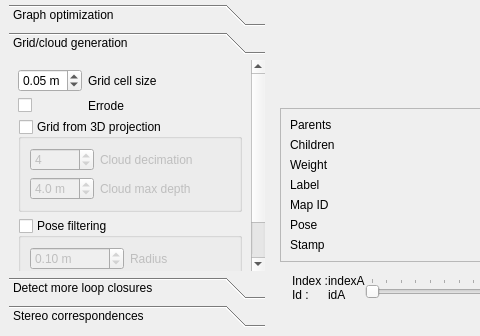
Before: the Qt Designer form guilib/src/ui/DatabaseViewer.ui in introlab/rtabmap, drawn with Qt 5; both pictures show x 0 to 480 and y 468 to 804 of the 1285 by 804 pixel window.
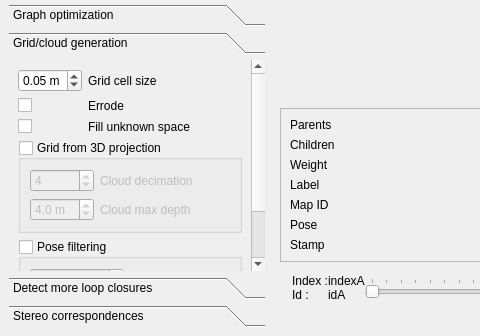
After: the same form once the commit is applied. The open tabs and pages were chosen to show the change. Custom widgets are drawn as their Qt base class.

Commit message: Improved performance of create2DMap() and fixed unknown space filled rotation when laser scans are inverted. Added fill unknown space option to DatabaseViewer.

What changed in the file:
```diff
--- a/guilib/src/ui/DatabaseViewer.ui
+++ b/guilib/src/ui/DatabaseViewer.ui
@@ -1585,8 +1585,8 @@
          <rect>
           <x>0</x>
           <y>0</y>
-          <width>243</width>
-          <height>284</height>
+          <width>320</width>
+          <height>311</height>
          </rect>
         </property>
         <attribute name="label">
@@ -1635,6 +1635,20 @@
              </property>
             </widget>
            </item>
+           <item row="2" column="1">
+            <widget class="QLabel" name="label_64">
+             <property name="text">
+              <string>Fill unknown space</string>
+             </property>
+            </widget>
+           </item>
+           <item row="2" column="0">
+            <widget class="QCheckBox" name="checkBox_gridFillUnkownSpace">
+             <property name="text">
+              <string/>
+             </property>
+            </widget>
+           </item>
           </layout>
          </item>
          <item>
```
Left out of the diff: 4 changed lines with no effect on the pictures. The commit also changes 2 other files.
